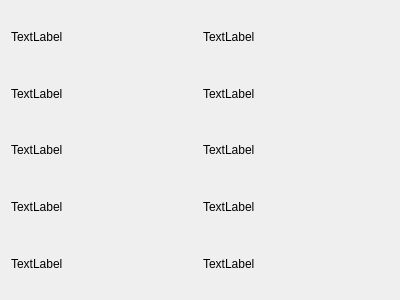
wruwami/TPCAM-M30, file SystemInfoWidget.ui: the form before one commit.
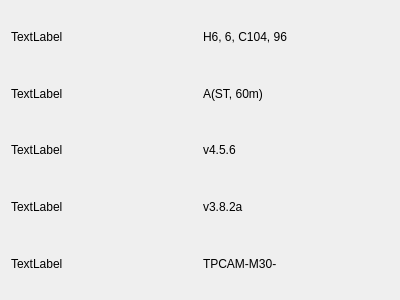
The form after the commit.

Diff of the .ui file:
```diff
--- a/SystemInfoWidget.ui
+++ b/SystemInfoWidget.ui
@@ -19,21 +19,21 @@
      <item row="2" column="1">
       <widget class="QLabel" name="camValueLabel">
        <property name="text">
-        <string>TextLabel</string>
+        <string>v4.5.6</string>
        </property>
       </widget>
      </item>
      <item row="3" column="1">
       <widget class="QLabel" name="laserValueLabel">
        <property name="text">
-        <string>TextLabel</string>
+        <string>v3.8.2a</string>
        </property>
       </widget>
      </item>
      <item row="4" column="1">
       <widget class="QLabel" name="serialNumberValueLabel">
        <property name="text">
-        <string>TextLabel</string>
+        <string>TPCAM-M30-</string>
        </property>
       </widget>
      </item>
@@ -75,14 +75,14 @@
      <item row="0" column="1">
       <widget class="QLabel" name="alignValueLabel">
        <property name="text">
-        <string>TextLabel</string>
+        <string>H6, 6, C104, 96</string>
        </property>
       </widget>
      </item>
      <item row="1" column="1">
       <widget class="QLabel" name="modeValueLabel">
        <property name="text">
-        <string>TextLabel</string>
+        <string>A(ST, 60m)</string>
        </property>
       </widget>
      </item>
```
